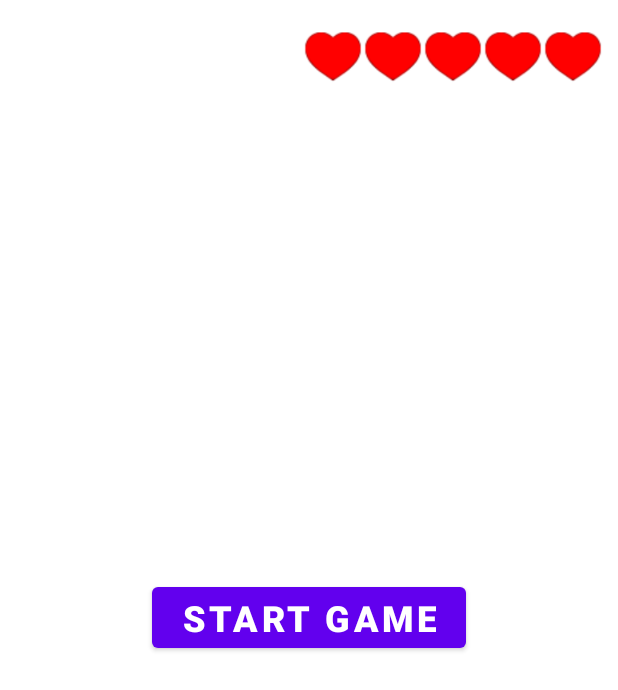
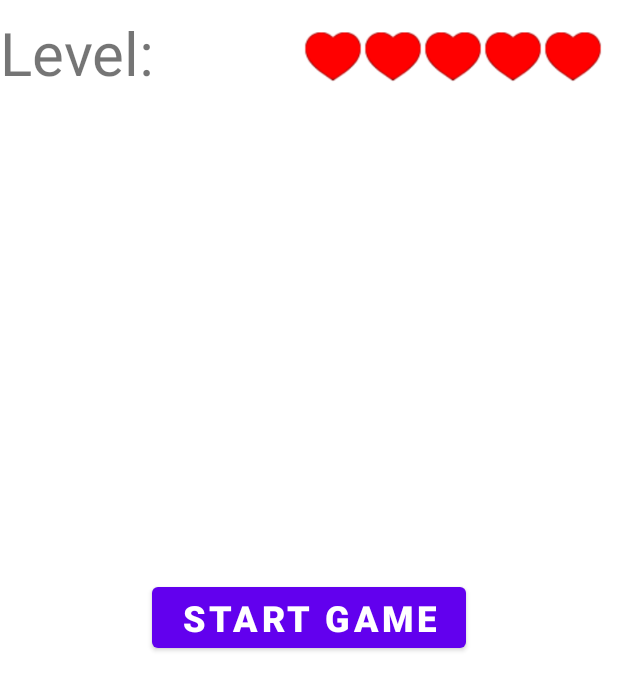
Before and after one commit to C4rm3r/Chickend_V_0.2, an Android app: the PlayLevelActivity screen opened directly, with no data from a screen before it, on a phone screen of 412 x 824 dp. Shown: the top 690 px of the screen. Run offline under Robolectric (Android 15) with nearby library versions, the phone set to English and light mode, and no system bars; 2 statements that could not run were skipped.

Commit message:
1. Text View which shows the current level has been added to the "PlalLevelActivity" 2. The number of chickens in each level has been converted to a random formula

```diff
--- a/app/src/main/java/EMA/chickend/Logic/Classes/Matan/PlayLevelActivity.java
+++ b/app/src/main/java/EMA/chickend/Logic/Classes/Matan/PlayLevelActivity.java
@@ -21,6 +21,7 @@ import android.widget.Button;
 import android.widget.ImageView;
 import android.widget.RatingBar;
 import android.widget.RelativeLayout;
+import android.widget.TextView;
 import android.widget.Toast;
 
 import java.util.ArrayList;
@@ -150,6 +151,9 @@ public class PlayLevelActivity extends AppCompatActivity implements ChickenListe
     // set the background, animation and other variables and start launching balloons according to lvl
     private void startLevel()
     {
+        TextView levelTextView = (TextView)findViewById(R.id.TextView_LevelNumber);
+        levelTextView.setText(AppUtils.GetResourceStringByStringName("textview_level_number_text", this) + this.m_Level.getLevelNumber() + "");
+
         RelativeLayout layout = (RelativeLayout)findViewById(R.id.PlayLevelActivity);
         layout.setBackgroundResource(this.m_Level.getTheme());
         layout.invalidate();
--- a/app/src/main/res/layout/play_level_activity.xml
+++ b/app/src/main/res/layout/play_level_activity.xml
@@ -6,6 +6,14 @@
     android:layout_width="match_parent"
     android:layout_height="match_parent">
     <!-- tools:context=".MainActivity"-->
+
+    <TextView
+        android:layout_width="wrap_content"
+        android:layout_height="wrap_content"
+        android:layout_marginTop="8dp"
+        android:text="@string/textview_level_number_text"
+        android:textSize="40sp"
+        android:id="@+id/TextView_LevelNumber"/>
 
     <Button
         android:id="@+id/start_btn"
--- a/app/src/main/res/values/strings.xml
+++ b/app/src/main/res/values/strings.xml
@@ -4,4 +4,5 @@
     <string name="restart_game_button_text">start the game again !</string>
     <string name="messagebox_continue_playing_text">Take me to the next level !</string>
     <string name="messagebox_stop_playing_text">I prefer to leave</string>
+    <string name="textview_level_number_text">Level:</string>
 </resources>
```
Also changed, not shown: app/src/main/java/EMA/chickend/Logic/Classes/Game.java (+22 -17 lines), app/src/main/java/EMA/chickend/Logic/Classes/Level.java (+3 -11 lines), 1 other file.
